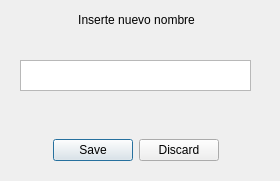
This is LatencyTester/renamepopup.ui in guille31794/latency_tester as Qt 5 draws it before an edit. The edited form follows.
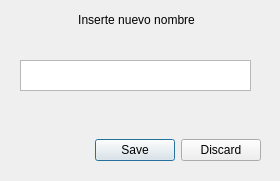
This is the edited form.

Patch:
```diff
--- a/LatencyTester/renamepopup.ui
+++ b/LatencyTester/renamepopup.ui
@@ -10,6 +10,24 @@
     <height>181</height>
    </rect>
   </property>
+  <property name="sizePolicy">
+   <sizepolicy hsizetype="Fixed" vsizetype="Fixed">
+    <horstretch>0</horstretch>
+    <verstretch>0</verstretch>
+   </sizepolicy>
+  </property>
+  <property name="minimumSize">
+   <size>
+    <width>280</width>
+    <height>181</height>
+   </size>
+  </property>
+  <property name="maximumSize">
+   <size>
+    <width>280</width>
+    <height>181</height>
+   </size>
+  </property>
   <property name="windowTitle">
    <string>Dialog</string>
   </property>
@@ -29,7 +47,7 @@
     <set>QDialogButtonBox::Discard|QDialogButtonBox::Save</set>
    </property>
    <property name="centerButtons">
-    <bool>true</bool>
+    <bool>false</bool>
    </property>
   </widget>
   <widget class="QLabel" name="renameLabel">
```
Left out of the diff: 2 changed lines with no effect on the pictures.
